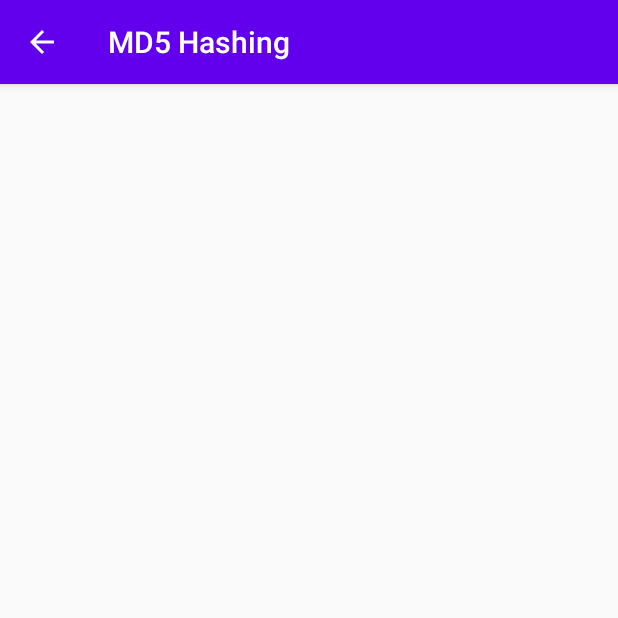
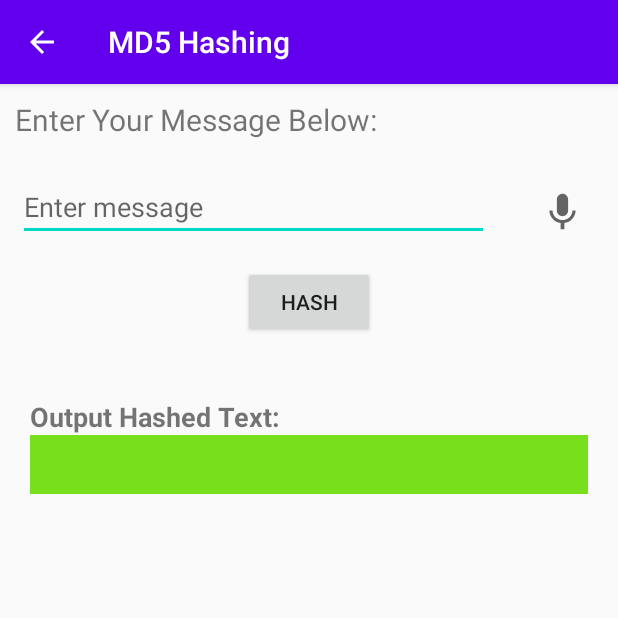
Before and after one commit to anuraj07/EncryptedMessenger, an Android app: the MD5Activity screen opened directly, with no data from a screen before it, on a phone screen of 412 x 824 dp, the top half of it. Run offline under Robolectric (Android 15) with nearby library versions, the light colour scheme and no system bars.

Commit message:
MD5 hashing done

```diff
--- a/app/src/main/java/com/example/encryptedmessenger/MD5Activity.java
+++ b/app/src/main/java/com/example/encryptedmessenger/MD5Activity.java
@@ -1,16 +1,107 @@
 package com.example.encryptedmessenger;
 
+import androidx.annotation.Nullable;
 import androidx.appcompat.app.AppCompatActivity;
 
+import android.content.Intent;
 import android.os.Bundle;
+import android.speech.RecognizerIntent;
+import android.util.Log;
+import android.view.View;
+import android.widget.Button;
+import android.widget.EditText;
+import android.widget.ImageView;
+import android.widget.TextView;
+import android.widget.Toast;
+
+import java.security.MessageDigest;
+import java.security.NoSuchAlgorithmException;
+import java.util.ArrayList;
+import java.util.Locale;
 
 public class MD5Activity extends AppCompatActivity {
 
+    String password = "";
+    Button hashButton;
+    EditText textInput;
+    TextView outputText;
+    ImageView voiceInput;
     @Override
     protected void onCreate(Bundle savedInstanceState) {
         super.onCreate(savedInstanceState);
         setContentView(R.layout.activity_m_d5);
         getSupportActionBar().setDisplayHomeAsUpEnabled(true);
         getSupportActionBar().setTitle("MD5 Hashing");
+        initViews();
+
+        hashButton.setOnClickListener(new View.OnClickListener() {
+            @Override
+            public void onClick(View view) {
+                password = textInput.getText().toString();
+                if (password.length()>0)
+                    outputText.setText(hashPasswd(password));
+                else
+                    Toast.makeText(MD5Activity.this, "Empty Input", Toast.LENGTH_SHORT).show();
+
+            }
+        });
+
+        voiceInput.setOnClickListener(new View.OnClickListener() {
+            @Override
+            public void onClick(View view) {
+                Intent intent = new Intent(RecognizerIntent.ACTION_RECOGNIZE_SPEECH);
+                intent.putExtra(RecognizerIntent.EXTRA_LANGUAGE_MODEL,RecognizerIntent.LANGUAGE_MODEL_FREE_FORM);
+                intent.putExtra(RecognizerIntent.EXTRA_LANGUAGE, Locale.getDefault());
+                if(intent.resolveActivity(getPackageManager())!=null) {
+                    startActivityForResult(intent, 1001);
+                } else {
+                    Toast.makeText(MD5Activity.this, "your device does not support this feature", Toast.LENGTH_SHORT).show();
+                }
+            }
+        });
+
+    }
+
+    public String hashPasswd(String password){
+
+        String passwordToHash = password;
+        String generatedPassword = null;
+        try {
+
+            MessageDigest md = MessageDigest.getInstance("MD5");
+            md.update(passwordToHash.getBytes());
+            byte[] bytes = md.digest();
+            StringBuilder sb = new StringBuilder();
+            for (byte aByte : bytes) {
+                sb.append(Integer.toString((aByte & 0xff) + 0x100, 32).substring(1));
+            }
+            generatedPassword = sb.toString();
+            Log.d("check", generatedPassword);
+            return generatedPassword;
+
+        } catch (NoSuchAlgorithmException e){
+            e.printStackTrace();
+            return null;
+        }
+
+    }
+    public void initViews() {
+        hashButton = findViewById(R.id.hash_button);
+        textInput = findViewById(R.id.text_input);
+        outputText = findViewById(R.id.output_text);
+        voiceInput = findViewById(R.id.voice_input);
+    }
+
+    @Override
+    protected void onActivityResult(int requestCode, int resultCode, @Nullable Intent data) {
+        super.onActivityResult(requestCode, resultCode, data);
+        switch (requestCode) {
+            case 1001:
+                if (resultCode==RESULT_OK && data!=null){
+                    ArrayList<String> res = data.getStringArrayListExtra(RecognizerIntent.EXTRA_RESULTS);
+                    textInput.setText(res.get(0));
+                }
+                break;
+        }
     }
 }
--- /dev/null
+++ b/app/src/main/res/drawable/ic_voice.xml
@@ -0,0 +1,10 @@
+<vector xmlns:android="http://schemas.android.com/apk/res/android"
+    android:width="24dp"
+    android:height="24dp"
+    android:viewportWidth="24"
+    android:viewportHeight="24"
+    android:tint="?attr/colorControlNormal">
+  <path
+      android:fillColor="@android:color/white"
+      android:pathData="M12,15c1.66,0 2.99,-1.34 2.99,-3L15,6c0,-1.66 -1.34,-3 -3,-3S9,4.34 9,6v6c0,1.66 1.34,3 3,3zM17.3,12c0,3 -2.54,5.1 -5.3,5.1S6.7,15 6.7,12L5,12c0,3.42 2.72,6.23 6,6.72L11,22h2v-3.28c3.28,-0.48 6,-3.3 6,-6.72h-1.7z"/>
+</vector>
--- a/app/src/main/res/layout/activity_m_d5.xml
+++ b/app/src/main/res/layout/activity_m_d5.xml
@@ -1,9 +1,75 @@
 <?xml version="1.0" encoding="utf-8"?>
-<androidx.constraintlayout.widget.ConstraintLayout xmlns:android="http://schemas.android.com/apk/res/android"
+<ScrollView xmlns:android="http://schemas.android.com/apk/res/android"
     xmlns:app="http://schemas.android.com/apk/res-auto"
     xmlns:tools="http://schemas.android.com/tools"
     android:layout_width="match_parent"
     android:layout_height="match_parent"
     tools:context=".MD5Activity">
 
-</androidx.constraintlayout.widget.ConstraintLayout>
+    <LinearLayout
+        android:layout_width="match_parent"
+        android:layout_height="match_parent"
+        android:orientation="vertical">
+
+        <TextView
+            android:layout_width="match_parent"
+            android:layout_height="wrap_content"
+            android:text="Enter Your Message Below: "
+            android:textSize="20sp"
+            android:padding="10dp"/>
+
+        <RelativeLayout
+            android:layout_width="match_parent"
+            android:layout_height="wrap_content"
+            android:orientation="horizontal">
+
+            <EditText
+                android:id="@+id/text_input"
+                android:layout_width="match_parent"
+                android:layout_height="wrap_content"
+                android:layout_margin="12dp"
+                android:hint="Enter message"
+                android:layout_toStartOf="@+id/voice_input"
+                android:layout_alignParentStart="true"/>
+
+            <ImageView
+                android:id="@+id/voice_input"
+                android:layout_width="50dp"
+                android:layout_height="50dp"
+                android:layout_alignParentEnd="true"
+                android:padding="10dp"
+                android:layout_margin="12dp"
+                android:src="@drawable/ic_voice"/>
+
+        </RelativeLayout>
+
+
+        <Button
+            android:id="@+id/hash_button"
+            android:layout_width="wrap_content"
+            android:layout_height="wrap_content"
+            android:text="HASH"
+            android:layout_gravity="center"/>
+
+        <TextView
+            android:layout_width="match_parent"
+            android:layout_height="wrap_content"
+            android:text="Output Hashed Text:"
+            android:textSize="18sp"
+            android:textStyle="bold"
+            android:layout_marginTop="40dp"
+            android:layout_marginStart="20dp"/>
+        <TextView
+            android:layout_width="match_parent"
+            android:layout_height="match_parent"
+            android:textIsSelectable="true"
+            android:id="@+id/output_text"
+            android:padding="10dp"
+            android:textColor="#000"
+            android:layout_marginLeft="20dp"
+            android:layout_marginRight="20dp"
+            android:background="#77DF1C" />
+
+    </LinearLayout>
+
+</ScrollView>
```
Also changed, not shown: 4 other files.
